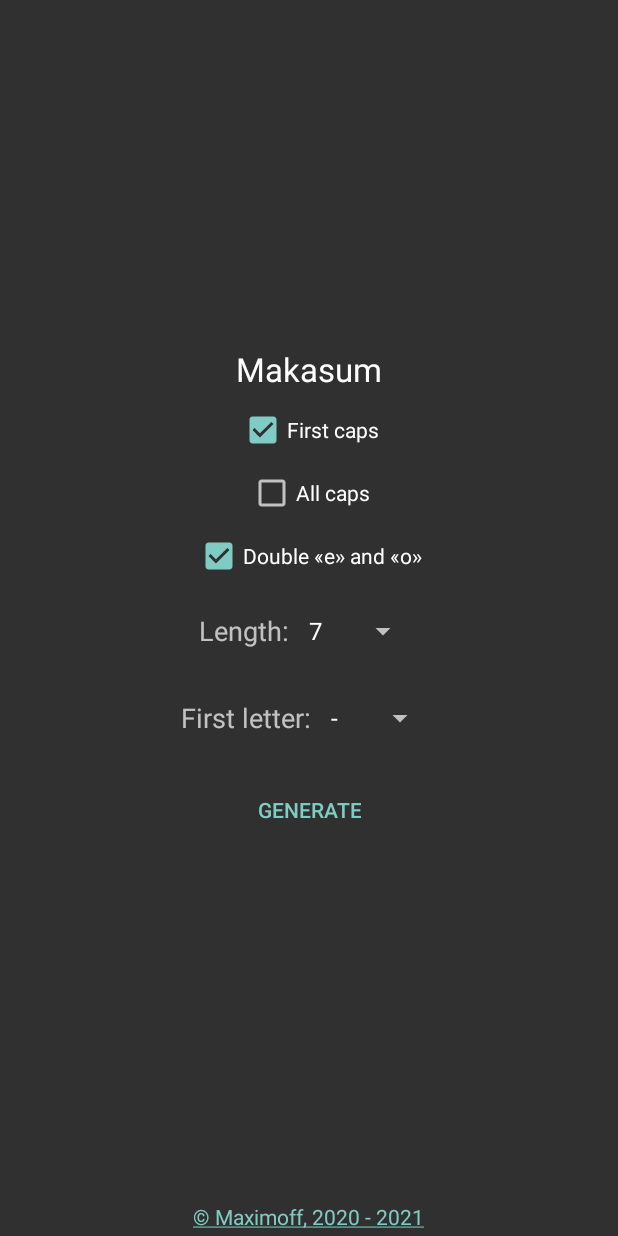
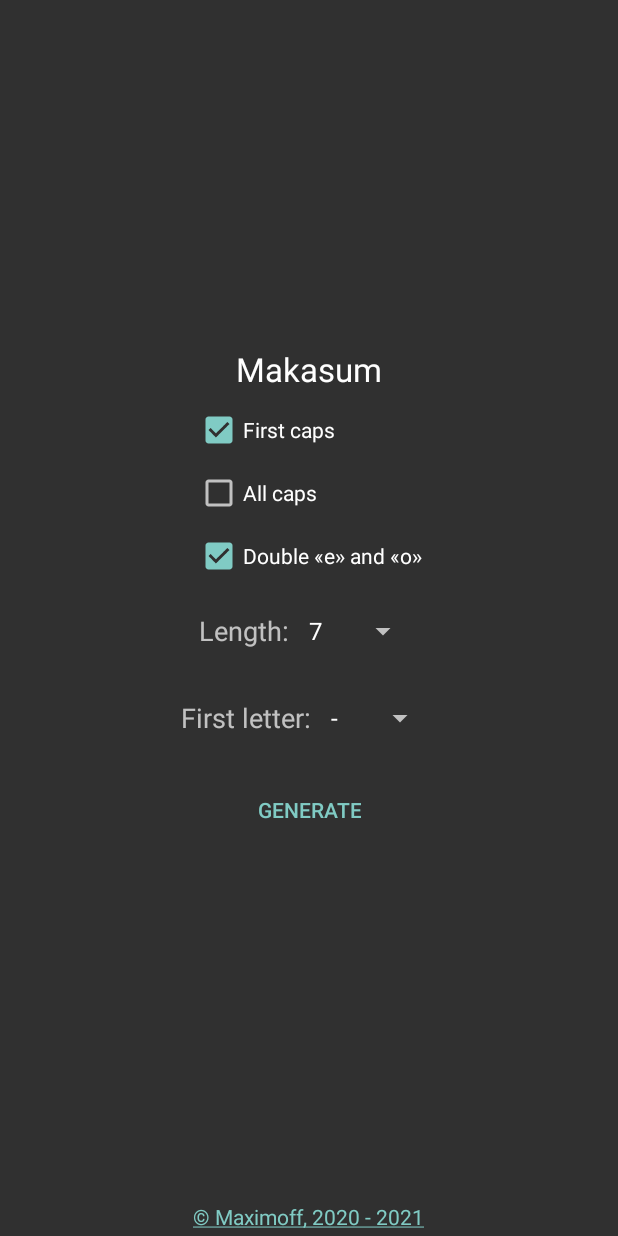
Before and after one commit to Maximoff/Nickname-Generator, an Android app: the screen it shows after launch (MainActivity), on a phone screen of 412 x 824 dp. Run offline under Robolectric (Android 15) with nearby library versions, the phone set to English and light mode, and no system bars.

Commit message:
фикс разметки

```diff
--- a/app/src/main/res/layout/main.xml
+++ b/app/src/main/res/layout/main.xml
@@ -18,15 +18,22 @@
 			android:layout_height="wrap_content"
 			android:id="@+id/mainTextView1"
 			android:textAppearance="?android:attr/textAppearanceLarge"
-			android:layout_marginBottom="10dp"/>
+			android:layout_marginBottom="10dp"
+			android:textIsSelectable="true"/>
+
+		<LinearLayout
+			android:orientation="vertical"
+			android:layout_width="wrap_content"
+			android:layout_height="wrap_content"
+			android:layout_marginBottom="10dp">
 
 			<CheckBox
 				android:layout_width="wrap_content"
 				android:layout_height="wrap_content"
-			android:layout_marginBottom="10dp"
 				android:checked="true"
 				android:id="@+id/mainCheckBox1"
-			android:text="@string/first_cap"/>
+				android:text="@string/first_cap"
+				android:layout_marginBottom="10dp"/>
 
 			<CheckBox
 				android:layout_width="wrap_content"
@@ -40,8 +47,9 @@
 				android:layout_height="wrap_content"
 				android:id="@+id/mainCheckBox3"
 				android:checked="true"
-			android:layout_marginBottom="10dp"
 				android:text="@string/doublev"/>
+
+		</LinearLayout>
 
 		<LinearLayout
 			android:orientation="horizontal"
```
Lines whose indentation alone changed are shown as unchanged.
